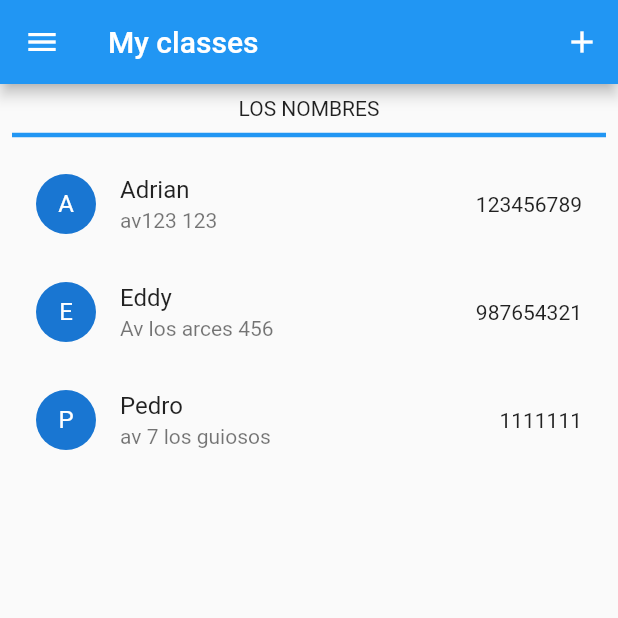
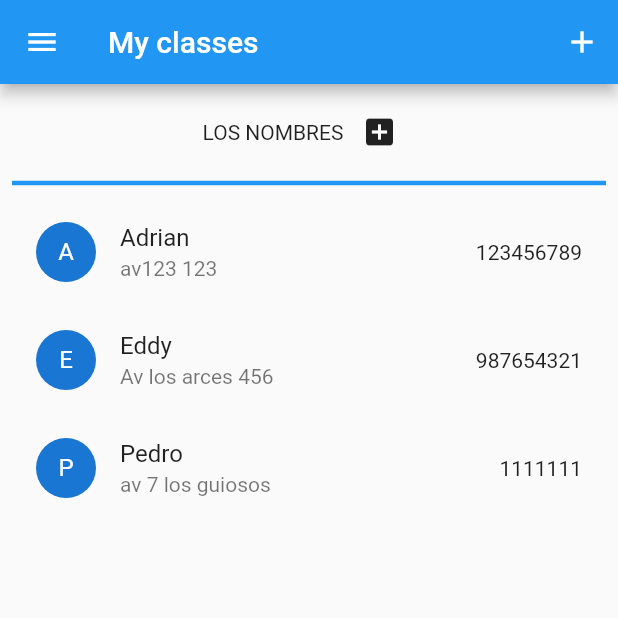
Before and after one commit to fr4nsgallegos/listexample, a Flutter app: the screen it shows after launch, on a phone screen of 412 x 824 dp, the top half of it. Run offline on Flutter 3.47's test engine with Material 2 defaults, Android fonts, the light colour scheme and no system bars.

Commit message:
button add

```diff
--- a/lib/main.dart
+++ b/lib/main.dart
@@ -11,7 +11,12 @@
   );
 }
 
-class MyApp extends StatelessWidget {
+class MyApp extends StatefulWidget {
+  @override
+  State<MyApp> createState() => _MyAppState();
+}
+
+class _MyAppState extends State<MyApp> {
   //lista con nombres
   List<String> names = [
     "Frans",
@@ -71,7 +76,25 @@
           child: Center(
             child: Column(
               children: [
-                Text("LOS NOMBRES"),
+                Row(
+                  // mainAxisSize: MainAxisSize.max,
+                  mainAxisAlignment: MainAxisAlignment.center,
+                  children: [
+                    Text("LOS NOMBRES"),
+                    IconButton(
+                        onPressed: () {
+                          peopleList.add(
+                            {
+                              "name": "Pedro",
+                              "address": "av larco 123",
+                              "phone": "12345798",
+                            },
+                          );
+                          setState(() {});
+                        },
+                        icon: Icon(Icons.add_box))
+                  ],
+                ),
                 Divider(
                   height: 20,
                   thickness: 3,
```
